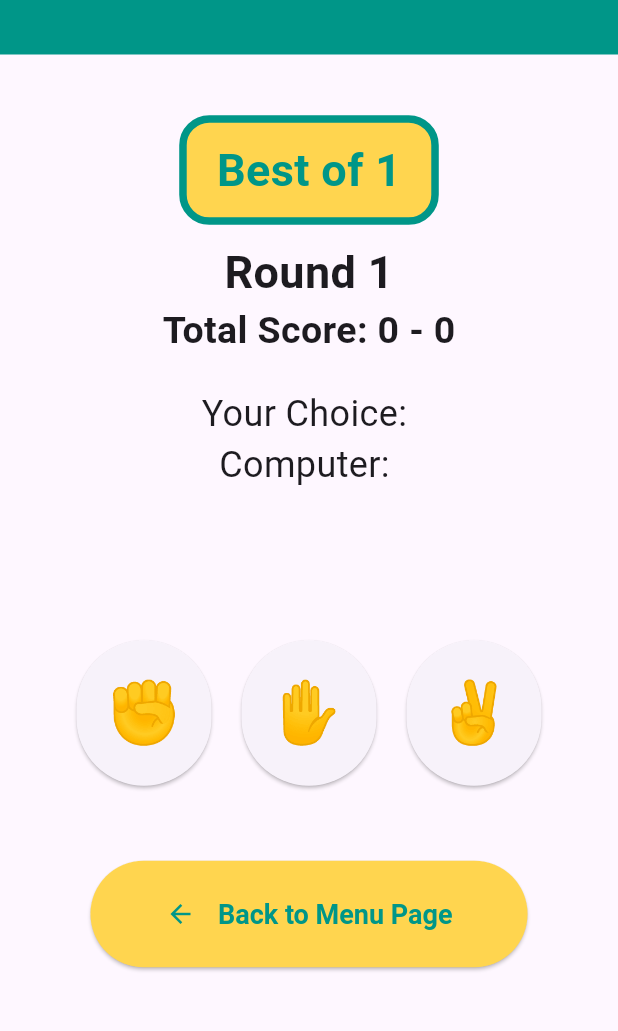
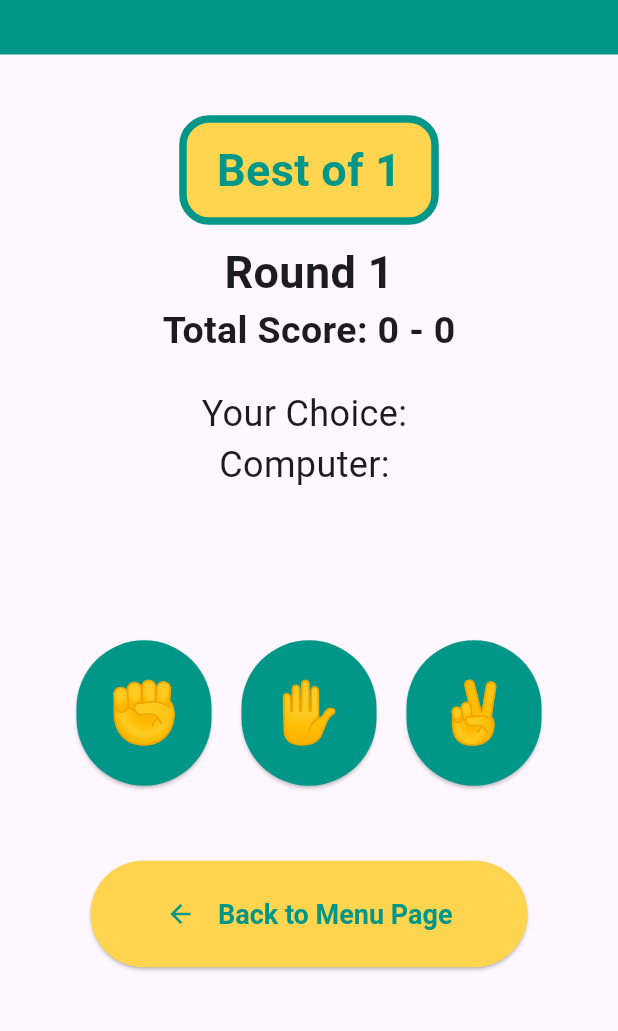
Before and after one commit to KyziaPi/rock-paper-scissors, a Flutter app: the screen it shows after launch, after a tap on an icon or button, on a phone screen of 412 x 824 dp, the part 133-1164 px from its top. Run offline on Flutter 3.47's test engine with Material 3 defaults, Android fonts, the phone set to English and light mode, and no system bars; our stand-ins replace google_fonts.

Commit message:
Updated button color

```diff
--- a/lib/game.dart
+++ b/lib/game.dart
@@ -144,6 +144,7 @@ class _GamePageState extends State<GamePage> {
                     onPressed: () => playGame(choice),
                     style: ElevatedButton.styleFrom(
                         padding: const EdgeInsets.all(20),
+                        backgroundColor: Colors.teal,
                     ),
                     child: Text(choice, style: const TextStyle(fontSize: 40)),
                   ),
```
